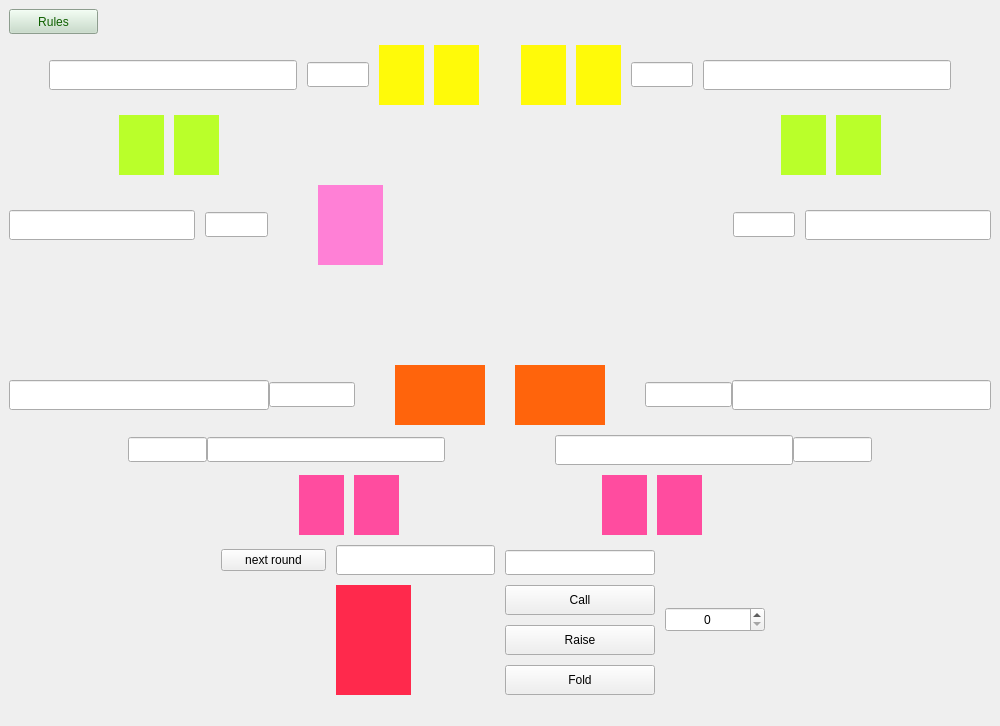
This is Poker/Visuals/Gamewindow/gamewindow.ui in Cenzito/Poker as Qt 5 draws it before an edit. The edited form follows.
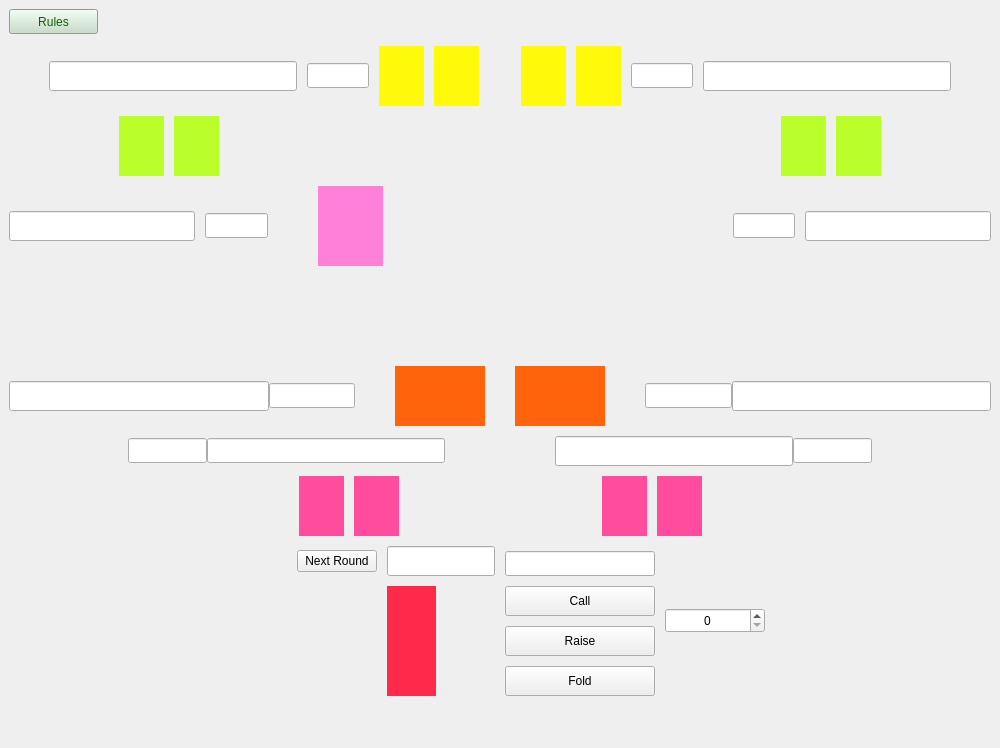
This is the edited form. Icons and pictures are not drawn.

Commit message: next round button

What changed in the file:
```diff
--- a/Poker/Visuals/Gamewindow/gamewindow.ui
+++ b/Poker/Visuals/Gamewindow/gamewindow.ui
@@ -10,7 +10,7 @@
     <x>0</x>
     <y>0</y>
     <width>1000</width>
-    <height>726</height>
+    <height>748</height>
    </rect>
   </property>
   <property name="maximumSize">
@@ -1146,27 +1146,43 @@
     <item>
      <layout class="QHBoxLayout" name="horizontalLayout_10" stretch="1,1">
       <item>
-       <layout class="QGridLayout" name="gridLayout_3" rowstretch="0,0" columnstretch="4,2,0,3">
+       <layout class="QGridLayout" name="gridLayout_3" rowstretch="0,0" columnstretch="4,0,0">
         <property name="leftMargin">
          <number>0</number>
         </property>
         <property name="horizontalSpacing">
          <number>10</number>
         </property>
-        <item row="0" column="0">
-         <spacer name="horizontalSpacer_11">
-          <property name="orientation">
-           <enum>Qt::Horizontal</enum>
+        <item row="0" column="2">
+         <widget class="QLineEdit" name="name_line">
+          <property name="minimumSize">
+           <size>
+            <width>80</width>
+            <height>30</height>
+           </size>
           </property>
-          <property name="sizeHint" stdset="0">
+          <property name="sizeIncrement">
            <size>
-            <width>40</width>
-            <height>20</height>
+            <width>150</width>
+            <height>25</height>
            </size>
           </property>
-         </spacer>
+          <property name="alignment">
+           <set>Qt::AlignCenter</set>
+          </property>
+          <property name="readOnly">
+           <bool>true</bool>
+          </property>
+         </widget>
         </item>
-        <item row="1" column="3">
+        <item row="0" column="1">
+         <widget class="QPushButton" name="NextRound">
+          <property name="text">
+           <string>Next Round</string>
+          </property>
+         </widget>
+        </item>
+        <item row="1" column="2">
          <layout class="QHBoxLayout" name="horizontalLayout">
           <item>
            <widget class="QLabel" name="label_card1">
@@ -1190,6 +1206,19 @@
           </item>
          </layout>
         </item>
+        <item row="0" column="0">
+         <spacer name="horizontalSpacer_11">
+          <property name="orientation">
+           <enum>Qt::Horizontal</enum>
+          </property>
+          <property name="sizeHint" stdset="0">
+           <size>
+            <width>40</width>
+            <height>20</height>
+           </size>
+          </property>
+         </spacer>
+        </item>
         <item row="1" column="0">
          <spacer name="horizontalSpacer_10">
           <property name="orientation">
@@ -1203,35 +1232,6 @@
           </property>
          </spacer>
         </item>
-        <item row="0" column="3">
-         <widget class="QLineEdit" name="name_line">
-          <property name="minimumSize">
-           <size>
-            <width>80</width>
-            <height>30</height>
-           </size>
-          </property>
-          <property name="sizeIncrement">
-           <size>
-            <width>150</width>
-            <height>25</height>
-           </size>
-          </property>
-          <property name="alignment">
-           <set>Qt::AlignCenter</set>
-          </property>
-          <property name="readOnly">
-           <bool>true</bool>
-          </property>
-         </widget>
-        </item>
-        <item row="0" column="1">
-         <widget class="QPushButton" name="NextButton">
-          <property name="text">
-           <string>next round</string>
-          </property>
-         </widget>
-        </item>
        </layout>
       </item>
       <item>
```
The commit also changes 2 other files.
